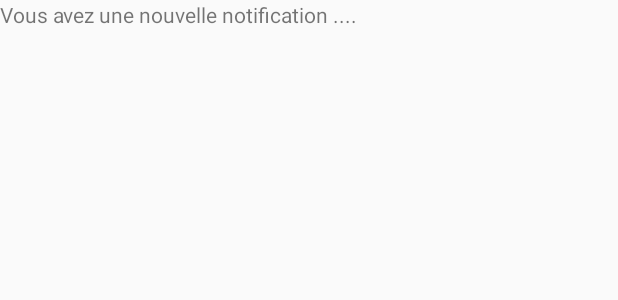
After one commit to Bananes/PoleEmploi, an Android app: the layout activity_notification_bar.xml on its own in the app's theme, with its tools: preview values and no code run, on a phone screen of 412 x 824 dp. The commit adds this screen. Shown: the top 300 px of the screen. Run offline under Robolectric (Android 15) with nearby library versions, the phone set to English and light mode, and no system bars.

Commit message:
ajout de notification

```diff
--- /dev/null
+++ b/frontAssistant/app/src/main/res/layout/activity_notification_bar.xml
@@ -0,0 +1,10 @@
+<?xml version="1.0" encoding="utf-8"?>
+<LinearLayout xmlns:android="http://schemas.android.com/apk/res/android"
+    android:orientation="vertical"
+    android:layout_width="fill_parent"
+    android:layout_height="fill_parent" >
+    <TextView
+        android:layout_width="fill_parent"
+        android:layout_height="400dp"
+        android:text="Vous avez une nouvelle notification ...." />
+</LinearLayout>
```
Also changed, not shown: frontAssistant/app/src/main/AndroidManifest.xml (+7 -0 lines), frontAssistant/app/src/main/java/como/poleeploi/applicationpleemploi/MainActivity.java (+25 -11 lines), frontAssistant/app/src/main/java/como/poleeploi/applicationpleemploi/NotificationBar.java (added, +14 -0 lines), frontAssistant/app/src/main/res/layout/activity_main.xml (+14 -0 lines).
